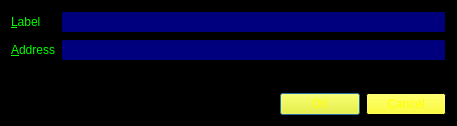
Before: the Qt Designer form src/qt/forms/editaddressdialog.ui in gridcoin/Gridcoin-master, drawn with Qt 5.
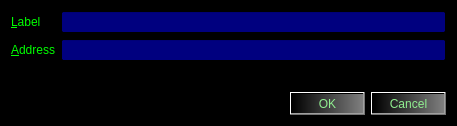
After: the same form once the commit is applied.

```diff
--- a/src/qt/forms/editaddressdialog.ui
+++ b/src/qt/forms/editaddressdialog.ui
@@ -367,6 +367,12 @@
    </item>
    <item>
     <widget class="QDialogButtonBox" name="buttonBox">
+     <property name="styleSheet">
+      <string notr="true">
+background-color:qlineargradient(spread:pad, x1:0, y1:0, x2:1, y2:0, stop:0 rgba(0, 0, 0, 255), stop:1 rgba(127, 127, 127, 255));
+color:lightgreen;
+</string>
+     </property>
      <property name="orientation">
       <enum>Qt::Horizontal</enum>
      </property>
```
